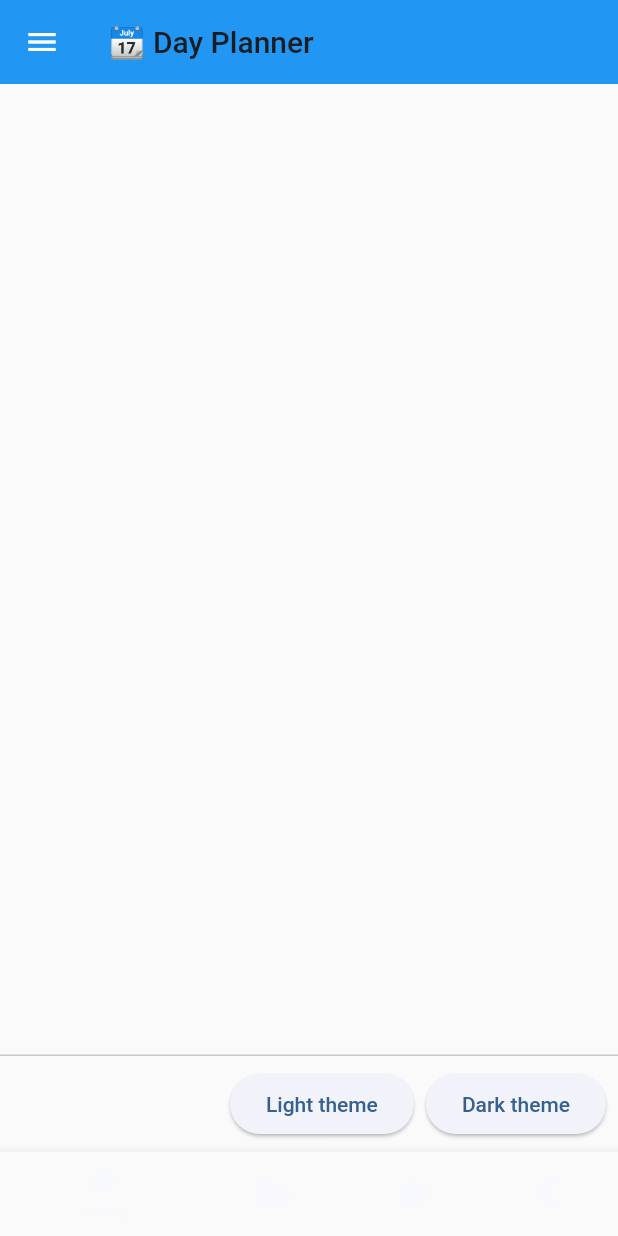
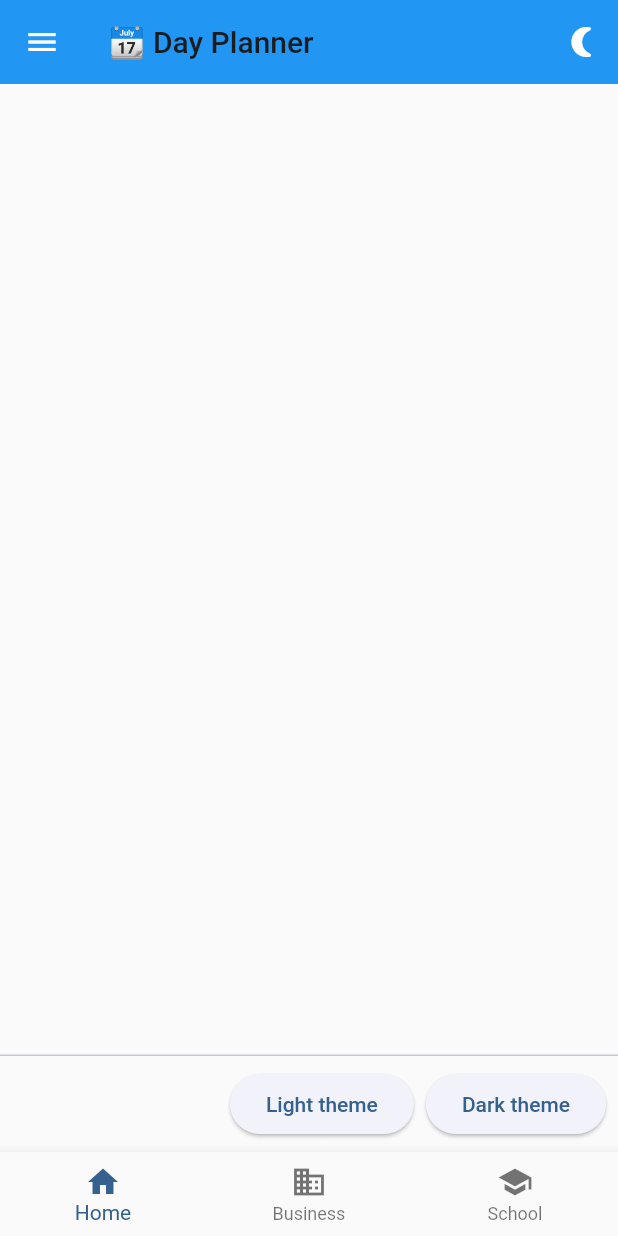
Before and after one commit to Akenooz/software-dev-repos, a Flutter app: the screen it shows after launch, on a phone screen of 412 x 824 dp. Run offline on Flutter 3.47's test engine with Material 2 defaults, Android fonts, the phone set to English and light mode, and no system bars.

Commit message:
fixed error button is work at coner

```diff
--- a/dev/lib/main.dart
+++ b/dev/lib/main.dart
@@ -61,6 +61,18 @@ class _MyAppState extends State<MyApp> {
       home: Scaffold(
         appBar: AppBar(
           title: const Text("📆 Day Planner"),
+          actions: [
+            IconButton(
+              onPressed: () {
+                _toggleTheme();
+              },
+              icon: Icon(
+                _themeMode == ThemeMode.light
+                    ? Icons.nightlight_round
+                    : Icons.wb_sunny,
+              ),
+            ),
+          ],
         ),
         drawer: Drawer(
           child: ListView(
@@ -77,7 +89,7 @@ class _MyAppState extends State<MyApp> {
           ),
         ),
         bottomNavigationBar: BottomNavigationBar(
-          items: const <BottomNavigationBarItem>[
+          items: <BottomNavigationBarItem>[
             BottomNavigationBarItem(
               icon: Icon(Icons.home),
               label: 'Home',
@@ -90,15 +102,10 @@ class _MyAppState extends State<MyApp> {
               icon: Icon(Icons.school),
               label: 'School',
             ),
-            BottomNavigationBarItem(
-              icon: Icon(
-                _themeMode == ThemeMode.light
-                    ? Icons.nightlight_round
-                    : Icons.wb_sunny,
-              ),
-              label: 'Theme',
-            ),
           ],
+          onTap: (index) {
+            // Handle bottom navigation bar item taps here
+          },
         ),
         persistentFooterButtons: [
           ElevatedButton(
```
